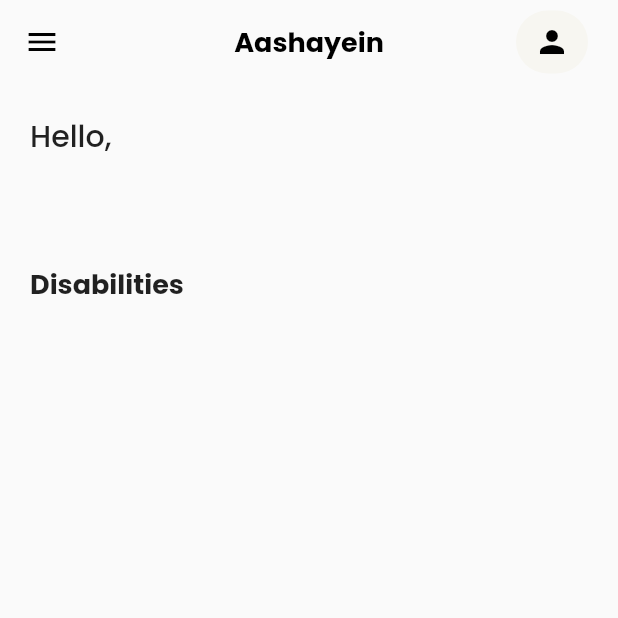
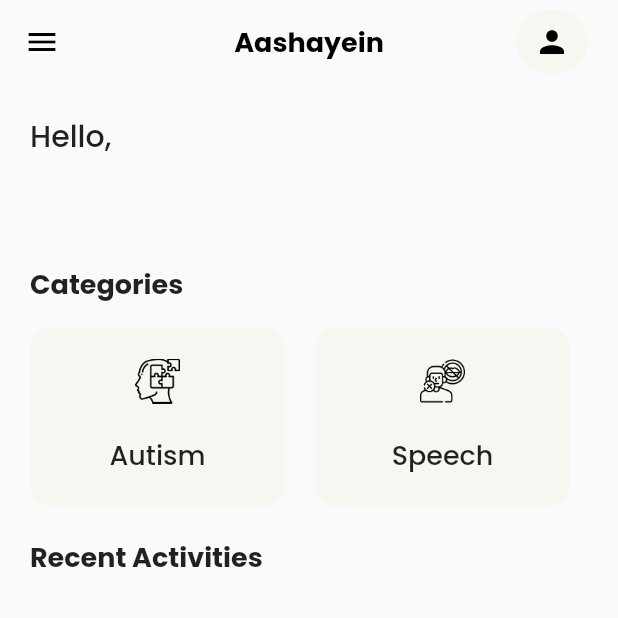
Before and after one commit to shreyxnsh/Aashayein-RehabCentre, a Flutter app: the screen it shows once a user with an empty profile is signed in, on a phone screen of 412 x 824 dp, the top half of it. Run offline on Flutter 3.47's test engine with Material 2 defaults, Android fonts, the phone set to English and light mode, and no system bars; our stand-ins replace cloud_firestore, firebase_auth, firebase_core, flutter_native_splash, flutter_otp_text_field, get and 1 more; accounts and stored records are empty.

Commit message:
categories added in dashboard

```diff
--- a/lib/src/features/screens/dashboard/dashboard.dart
+++ b/lib/src/features/screens/dashboard/dashboard.dart
@@ -1,16 +1,20 @@
-import 'dart:convert';
-import 'dart:developer';
-
 import 'package:cloud_firestore/cloud_firestore.dart';
 import 'package:firebase_auth/firebase_auth.dart';
 import 'package:flutter/material.dart';
 import 'package:flutter/src/widgets/framework.dart';
+
 import 'package:flutter/src/widgets/placeholder.dart';
 import 'package:get/get.dart';
 import 'package:get/get_core/src/get_main.dart';
 import 'package:line_awesome_flutter/line_awesome_flutter.dart';
 import 'package:rehabcentre/src/constants/colors.dart';
+import 'package:rehabcentre/src/constants/image_strings.dart';
+import 'package:rehabcentre/src/features/screens/categories/AutismScreen.dart';
+import 'package:rehabcentre/src/features/screens/categories/LearningScreen.dart';
+import 'package:rehabcentre/src/features/screens/categories/SpeechScreen.dart';
+
 import 'package:rehabcentre/src/features/screens/profile/profile_screen.dart';
+import 'package:rehabcentre/src/utils/DummyScreen.dart';
 import 'package:rehabcentre/src/utils/rehabcentre.dart';
 
 import '../../../repositories/authentication_repository.dart';
@@ -21,6 +25,7 @@
   Dashboard({super.key});
 
   final authRepo = Get.put(AuthenticationRepository());
+
   @override
   Widget build(BuildContext context) {
     final controller = Get.put(ProfileController());
@@ -28,7 +33,6 @@
     return SafeArea(
       child: Scaffold(
         appBar: AppBar(
-
           leading: const Icon(
             Icons.menu,
             color: Colors.black,
@@ -75,11 +79,14 @@
                         if (snapshot.hasData) {
                           UserModal userData = snapshot.data as UserModal;
 
-                          return Column(children: [
+                          return Column(
+                              crossAxisAlignment: CrossAxisAlignment.start,
+                              children: [
                                 Text(
                                   "Hello, ",
                                   style: TextStyle(
-                                  fontFamily: 'PoppinsMedium', fontSize: 20),
+                                      fontFamily: 'PoppinsMedium',
+                                      fontSize: 20),
                                 ),
                                 Text(
                                   "${userData.fullname}",
@@ -112,29 +119,140 @@
                     SizedBox(
                       height: 20,
                     ),
+
                     Align(
                       alignment: Alignment.topLeft,
                       child: Text(
-                        'Disabilities',
+                        'Categories',
                         style:
                             TextStyle(fontFamily: 'PoppinsBold', fontSize: 18),
                       ),
                     ),
-                  ],
+                    SizedBox(
+                      height: 15,
                     ),
 
+                    // now create a list view which will be horizontally scrollable with 4 cards with icons title and subtitle and it should have on tap function too to navigate to different screens
                     SizedBox(
-                  height: 45,
+                      height: 120,
                       child: ListView(
                         shrinkWrap: true,
                         scrollDirection: Axis.horizontal,
                         children: [
+                          InkWell(
+                            onTap: () {
+                              Get.to(() => AutismScreen());
+                            },
+                            child: Container(
+                              width: 170,
+                              height: 100,
+                              decoration: BoxDecoration(
+                                borderRadius: BorderRadius.circular(15),
+                                color: tCardBgColor,
+                              ),
+                              child: Column(
+                                mainAxisAlignment:
+                                    MainAxisAlignment.spaceEvenly,
+                                children: [
+                                  Image.asset(tAustismImage,height: 30,width: 30,),
+                                  Text(
+                                    "Autism",
+                                    style: TextStyle(
+                                        fontFamily: 'PoppinsMedium',
+                                        fontSize: 18),
+                                  )
+                                ],
+                              ),
+                            ),
+                          ),
+                          SizedBox(
+                            width: 20,
+                          ),
+                          InkWell(
+                            onTap: () {
+                              Get.to(() => SpeechScreen());
+                            },
+                            child: Container(
+                              width: 170,
+                              height: 50,
+                              decoration: BoxDecoration(
+                                borderRadius: BorderRadius.circular(15),
+                                color: tCardBgColor,
+                              ),
+                              child: Column(
+                                mainAxisAlignment:
+                                    MainAxisAlignment.spaceEvenly,
+                                children: [
+
+                                  Image.asset(tSpeechImage,height: 30,width: 30,),
+                                  Text(
+                                    "Speech",
+                                    style: TextStyle(
+                                        fontFamily: 'PoppinsMedium',
+                                        fontSize: 18),
+                                  )
+                                ],
+                              ),
+                            ),
+                          ),
+                          SizedBox(
+                            width: 20,
+                          ),
+                          InkWell(
+                            onTap: () {
+                              Get.to(() => LearningScreen());
+                            },
+                            child: Container(
+                              width: 170,
+                              height: 50,
+                              decoration: BoxDecoration(
+                                borderRadius: BorderRadius.circular(15),
+                                color: tCardBgColor,
+                              ),
+                              child: Column(
+                                mainAxisAlignment:
+                                    MainAxisAlignment.spaceEvenly,
+                                children: [
+
+                                  Image.asset(tLearningImage,height: 30,width: 30,),
+                                  Text(
+                                    "Learning Disability",
+                                    style: TextStyle(
+                                        fontFamily: 'PoppinsMedium',
+                                        fontSize: 16),
+                                  )
+                                ],
+                              ),
+                            ),
+                          ),
+                          SizedBox(
+                            width: 20,
+                          ),
+                        ],
+                      ),
+                    ),
+                    SizedBox(
+                      height: 20,
+                    ),
+                    Align(
+                      alignment: Alignment.topLeft,
+                      child: Text(
+                        'Recent Activities',
+                        style:
+                            TextStyle(fontFamily: 'PoppinsBold', fontSize: 18),
+                      ),
+                    ),
+                    SizedBox(
+                      height: 20,
+                    ),
+
 
                   ],
                 ),
-                ),
 
 
+
+                //
               ],
             ),
           ),
```
Lines whose indentation alone changed are shown as unchanged.
